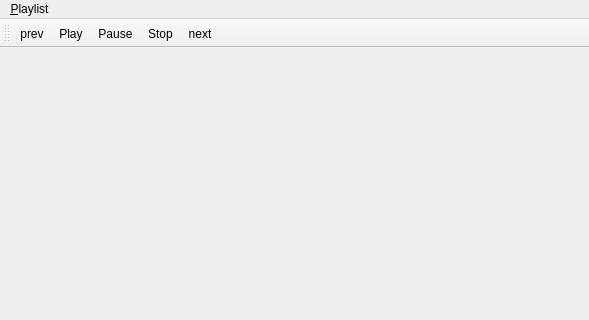
abenea/fubar, file ui/mainwindow.ui: the form before one commit; both pictures show x 0 to 589 and y 0 to 320 of the 589 by 517 pixel window.
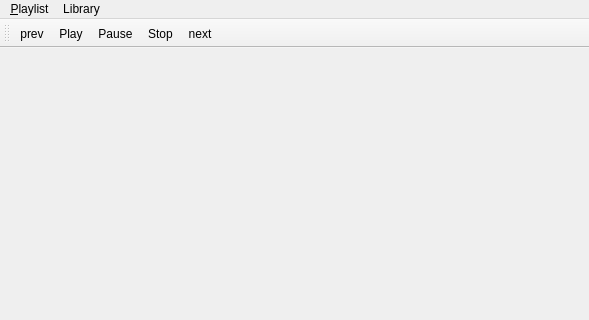
The form after the commit. Icons and pictures are not drawn.

Commit message: Fixed bugs in rescan. Added a Library preferences gui. Library folders are stored in qt settings.

```diff
--- a/ui/mainwindow.ui
+++ b/ui/mainwindow.ui
@@ -39,7 +39,7 @@
      <x>0</x>
      <y>0</y>
      <width>589</width>
-     <height>23</height>
+     <height>21</height>
     </rect>
    </property>
    <widget class="QMenu" name="menu_File">
@@ -50,7 +50,14 @@
     <addaction name="separator"/>
     <addaction name="actionAdd_directory"/>
    </widget>
+   <widget class="QMenu" name="menuLibrary">
+    <property name="title">
+     <string>Library</string>
+    </property>
+    <addaction name="actionPreferences"/>
+   </widget>
    <addaction name="menu_File"/>
+   <addaction name="menuLibrary"/>
   </widget>
   <widget class="QToolBar" name="mainToolBar">
    <property name="windowTitle">
```
Left out of the diff: 5 changed lines with no effect on the pictures. The commit also changes 16 other files.
